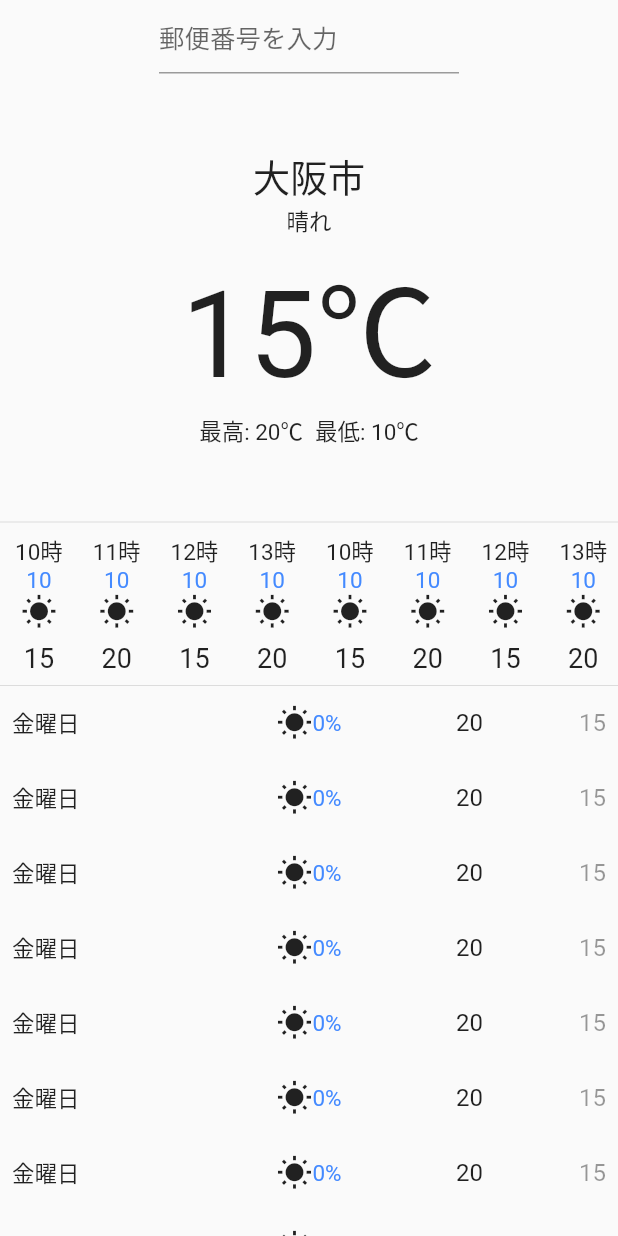
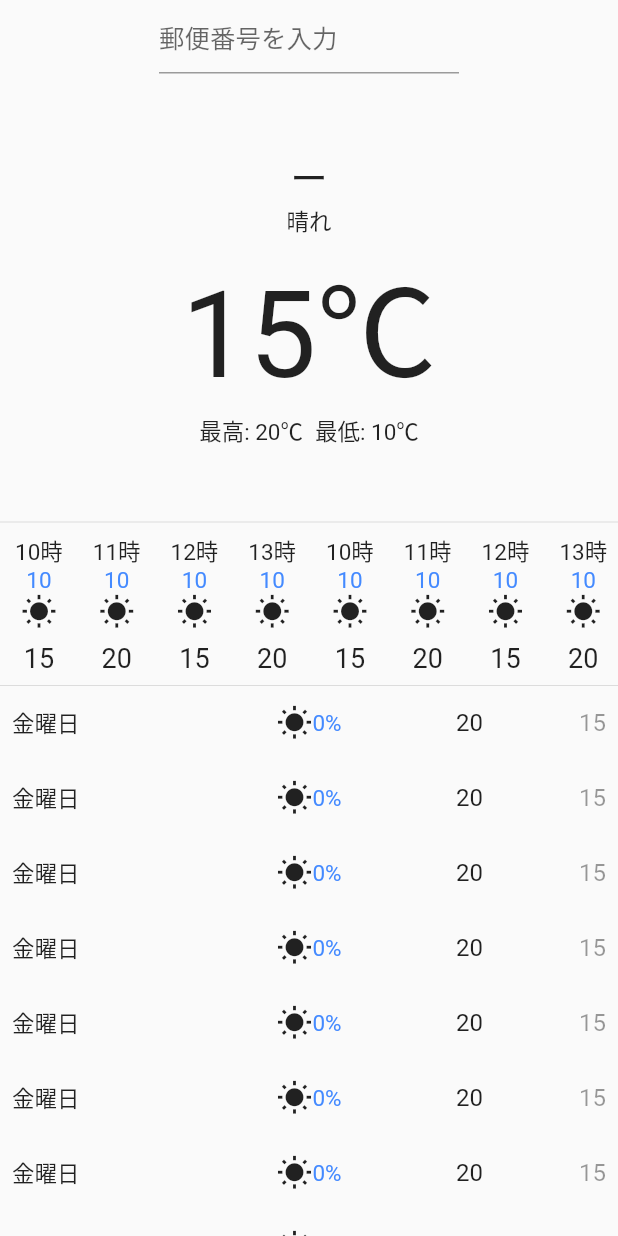
Before and after one commit to shu-illy/flutter_weather_api, a Flutter app: the screen it shows after launch, on a phone screen of 412 x 824 dp. Run offline on Flutter 3.47's test engine with Material 2 defaults, Android fonts, the phone set to English and light mode, and no system bars.

Commit message:
検索時に郵便番号から住所を取得・表示

```diff
--- a/lib/main.dart
+++ b/lib/main.dart
@@ -30,7 +30,6 @@ class MyApp extends StatelessWidget {
   }
 }
 
-// TODO: 検索時に郵便番号から住所を取得・表示
 // TODO: 検索欄への入力内容に間違いがある際にエラー表示
 // TODO: 現在の天気情報を取得
 // TODO: 現在の天気情報をdartで取得
--- a/lib/pages/top_page.dart
+++ b/lib/pages/top_page.dart
@@ -17,6 +17,7 @@ class _TopPageState extends State<TopPage> {
     weatherDescription: '晴れ',
     time: DateTime.now(),
   );
+  String address = 'ー';
   List<Weather> hourlyWeather = [
     Weather(
       temperature: 15,
@@ -137,14 +138,14 @@ class _TopPageState extends State<TopPage> {
                 child: TextField(
                     onSubmitted: (value) async {
                       // 郵便番号から住所を検索
-                      late String address;
                       address = await ZipCode.searchAddressFromZipCode(value);
                       print(address);
+                      setState(() {});
                     },
                     keyboardType: TextInputType.number,
                     decoration: InputDecoration(hintText: '郵便番号を入力'))),
             SizedBox(height: 50),
-            Text('大阪市', style: TextStyle(fontSize: 25)),
+            Text(address, style: TextStyle(fontSize: 25)),
             Text(currentWeather.weatherDescription),
             Text('${currentWeather.temperature}℃',
                 style: TextStyle(fontSize: 80)),
```
